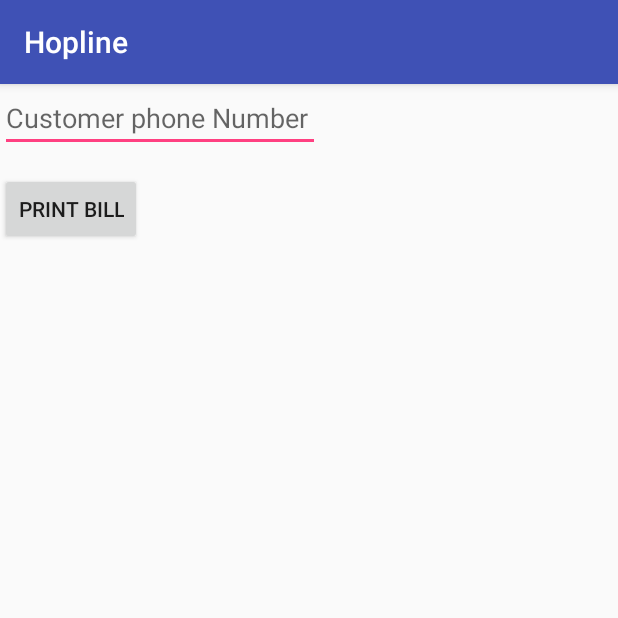
After one commit to ksathyasairam/HoplineAdmin, an Android app: the CreateOrderActivity screen opened directly, with no data from a screen before it, on a phone screen of 412 x 824 dp, the top half of it. The commit adds this screen. Run offline under Robolectric (Android 15) with nearby library versions, the phone set to English and light mode, and no system bars; libraries missing offline, so code that uses them is left out: com.aurelhubert.ahbottomnavigation.

Commit message:
Moving to PC

```diff
--- a/app/src/main/AndroidManifest.xml
+++ b/app/src/main/AndroidManifest.xml
@@ -17,7 +17,7 @@
             </intent-filter>
         </activity>
         <service android:name=".DataRefreshServcie"/>
-
+        <activity android:name=".ui.CreateOrderActivity"></activity>
     </application>
 
 </manifest>
--- /dev/null
+++ b/app/src/main/java/com/example/ssairam/hopline/ui/CreateOrderActivity.java
@@ -0,0 +1,36 @@
+package com.example.ssairam.hopline.ui;
+
+
+import android.content.Intent;
+import android.net.Uri;
+import android.os.Bundle;
+import android.support.annotation.Nullable;
+import android.support.v7.app.AppCompatActivity;
+import android.view.View;
+import android.widget.Toast;
+
+import com.aurelhubert.ahbottomnavigation.AHBottomNavigation;
+import com.aurelhubert.ahbottomnavigation.AHBottomNavigationItem;
+import com.example.ssairam.hopline.DataRefreshServcie;
+import com.example.ssairam.hopline.DataStore;
+import com.example.ssairam.hopline.InitialiseDataFromServer;
+import com.example.ssairam.hopline.R;
+import com.example.ssairam.hopline.fragments.DefaulterFragment;
+import com.example.ssairam.hopline.fragments.IncomingOrderFragment;
+import com.example.ssairam.hopline.fragments.NewOrderFragment;
+import com.example.ssairam.hopline.fragments.OrderReadyFragment;
+import com.example.ssairam.hopline.fragments.PendingOrderFragment;
+
+
+public class CreateOrderActivity extends AppCompatActivity {
+
+    @Override
+    protected void onCreate(@Nullable Bundle savedInstanceState) {
+        setContentView(R.layout.create_order);
+    }
+
+
+    public void printBillOnClick(View view){
+
+    }
+}
--- /dev/null
+++ b/app/src/main/res/layout/create_order.xml
@@ -0,0 +1,26 @@
+<?xml version="1.0" encoding="utf-8"?>
+<RelativeLayout xmlns:android="http://schemas.android.com/apk/res/android"
+    android:layout_width="match_parent" android:layout_height="match_parent">
+
+    <EditText
+        android:layout_width="wrap_content"
+        android:layout_height="wrap_content"
+        android:inputType="phone"
+        android:ems="10"
+        android:hint="Customer phone Number"
+        android:layout_alignParentTop="true"
+        android:layout_alignParentLeft="true"
+        android:layout_alignParentStart="true"
+        android:id="@+id/editText" />
+
+    <Button
+        android:text="Print Bill"
+        android:layout_width="wrap_content"
+        android:layout_height="wrap_content"
+        android:layout_below="@+id/editText"
+        android:layout_alignParentLeft="true"
+        android:layout_alignParentStart="true"
+        android:layout_marginTop="14dp"
+        android:onClick="printBillOnClick"
+        android:id="@+id/print_bill" />
+</RelativeLayout>
```
Also changed, not shown: app/src/main/java/com/example/ssairam/hopline/adapters/CartAdapter.java (+17 -0 lines), app/src/main/java/com/example/ssairam/hopline/fragments/NewOrderFragment.java (+8 -0 lines), app/src/main/res/layout-large/fragment_new_order.xml (+15 -3 lines), app/src/main/res/layout/fragment_new_order.xml (deleted, +0 -10 lines).
